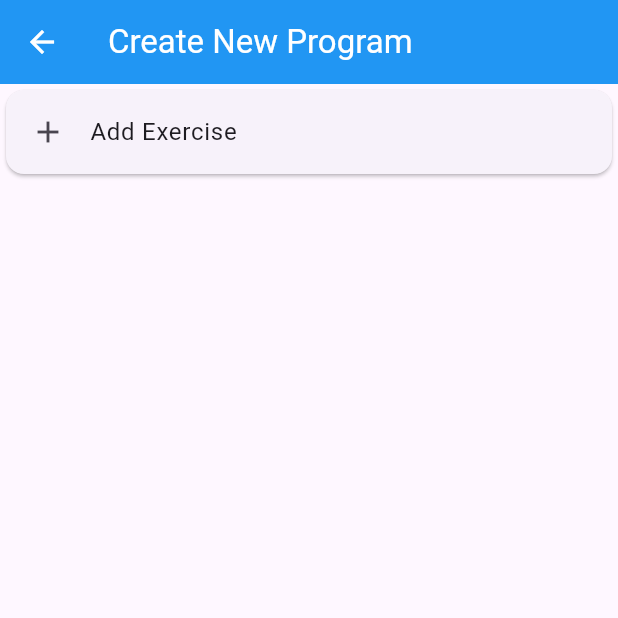
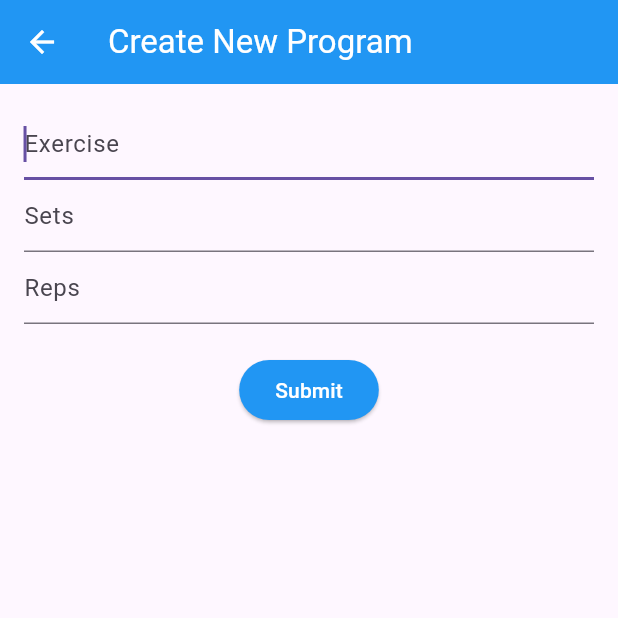
Before and after one commit to andrewcheewei/atlas, a Flutter app: the NewProgram screen opened directly, on a phone screen of 412 x 824 dp, the top half of it. Run offline on Flutter 3.47's test engine with Material 3 defaults, Android fonts, the light colour scheme and no system bars; our stand-ins replace supabase_flutter; accounts and stored records are empty.

```diff
--- a/lib/src/pages/programs_page.dart
+++ b/lib/src/pages/programs_page.dart
@@ -17,13 +17,14 @@ class _ProgramsPage extends State<ProgramsPage> {
       appBar: AppBar(title: const Text('Programs')),
       body: Center(child: Text('Programs')),
       floatingActionButton: FloatingActionButton(
-        child: Icon(Icons.add),
+        tooltip: 'Create new program',
         onPressed: () => {
           Navigator.push(
             context,
             MaterialPageRoute(builder: (context) => const NewProgram()),
           )
         },
+        child: Icon(Icons.add),
       ),
     );
   }
@@ -37,30 +38,12 @@ class NewProgram extends StatefulWidget {
 }
 
 class _NewProgramState extends State<NewProgram> {
-  final _formKey = GlobalKey<Formstate>();
-  late TextEditingController _exerciseController;
-  late TextEditingController _setsController;
-  late TextEditingController _repsController;
+  final _formKey = GlobalKey<FormState>();
+  late TextEditingController _exerciseController = TextEditingController();
+  late TextEditingController _setsController = TextEditingController();
+  late TextEditingController _repsController = TextEditingController();
 
-  @override
-  void initState() {
-    super.initState();
-
-    _exerciseController = TextEditingController();
-    _setsController = TextEditingController();
-    _repsController = TextEditingController();
-  }
-
-  @override
-  void dispose() {
-    _exerciseController.dispose();
-    _setsController.dispose();
-    _repsController.dispose();
-
-    super.dispose;
-  }
-
-  Map<String, String> _exerciseData() {
+  Map<String, String> _collectFormData() {
     return {
       'exercise': _exerciseController.text,
       'sets': _setsController.text,
@@ -69,24 +52,24 @@ class _NewProgramState extends State<NewProgram> {
   }
 
   @override
+  void dispose() {
+    _exerciseController.dispose();
+    _setsController.dispose();
+    _repsController.dispose();
+    super.dispose;
+  }
+
+  @override
   Widget build(BuildContext context) {
     return Scaffold(
       appBar: AppBar(
-        title: const Text('Create New Program'),
+        title: Text('Create New Program'),
       ),
-      body: ListView(children: <Widget>[
-        Card(
-          child: GestureDetector(
-              onTap: () {
-                showDialog(
-                  context: context,
-                  builder: (BuildContext context) {
-                    return AlertDialog(
-                      title: const Text('Add Exercise'),
+      body: Padding(
+        padding: const EdgeInsets.all(16.0),
+        child: Form(
             key: _formKey,
-                      content: Column(
-                        crossAxisAlignment: CrossAxisAlignment.stretch,
-                        mainAxisSize: MainAxisSize.min,
+            child: Column(
               children: [
                 TextFormField(
                   autofocus: true,
@@ -100,9 +83,9 @@ class _NewProgramState extends State<NewProgram> {
                   },
                 ),
                 TextFormField(
-                            autofocus: true,
                   keyboardType: TextInputType.number,
                   decoration: InputDecoration(hintText: 'Sets'),
+                  inputFormatters: [FilteringTextInputFormatter.digitsOnly],
                   controller: _setsController,
                   validator: (value) {
                     if (value == null ||
@@ -114,12 +97,9 @@ class _NewProgramState extends State<NewProgram> {
                   },
                 ),
                 TextFormField(
-                            autofocus: true,
                   keyboardType: TextInputType.number,
                   decoration: InputDecoration(hintText: 'Reps'),
-                            inputFormatters: [
-                              FilteringTextInputFormatter.digitsOnly
-                            ],
+                  inputFormatters: [FilteringTextInputFormatter.digitsOnly],
                   controller: _repsController,
                   validator: (value) {
                     if (value == null ||
@@ -130,31 +110,24 @@ class _NewProgramState extends State<NewProgram> {
                     return null;
                   },
                 ),
-                        ],
+                SizedBox(
+                  height: 20,
                 ),
-                      actions: [
-                        TextButton(
+                ElevatedButton(
                   onPressed: () {
                     if (_formKey.currentState!.validate()) {
-                                Map<String, String> formData =
-                                    _collectFormData();
+                      Map<String, String> formData = _collectFormData();
                       ScaffoldMessenger.of(context).showSnackBar(
-                                  SnackBar(
-                                      content: Text('Form Data: $formData')),
+                        SnackBar(content: Text('$formData')),
                       );
+                      Navigator.of(context).pop();
                     }
-                              Navigator.of(context).pop();
                   },
-                            child: Text('Submit'))
+                  child: const Text('Submit'),
+                )
               ],
-                    );
-                  },
-                );
-              },
-              child: ListTile(
-                  leading: Icon(Icons.add), title: Text('Add Exercise'))),
-        )
-      ]),
+            )),
+      ),
     );
   }
 }
```
Lines whose indentation alone changed are shown as unchanged.
